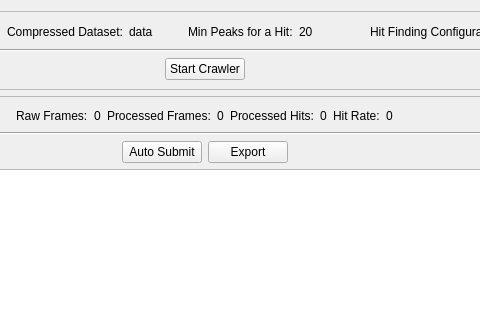
This is ui/job_win.ui in LiuLab-CSRC/ClickX as Qt 5 draws it before an edit; both pictures show x 196 to 676 and y 0 to 320 of the 801 by 589 pixel window. The edited form follows.
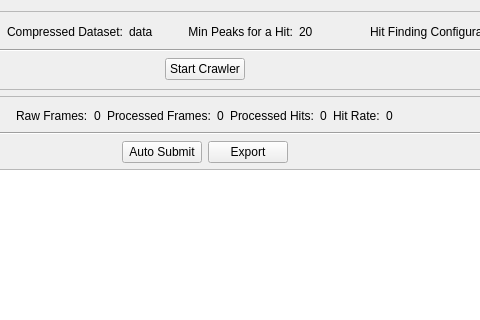
This is the edited form.

Commit message: optimize alignment

The edit to the form file:
```diff
--- a/ui/job_win.ui
+++ b/ui/job_win.ui
@@ -70,6 +70,9 @@
               <property name="text">
                <string>Min Peaks for a Hit:</string>
               </property>
+              <property name="alignment">
+               <set>Qt::AlignRight|Qt::AlignTrailing|Qt::AlignVCenter</set>
+              </property>
              </widget>
             </item>
             <item>
```
